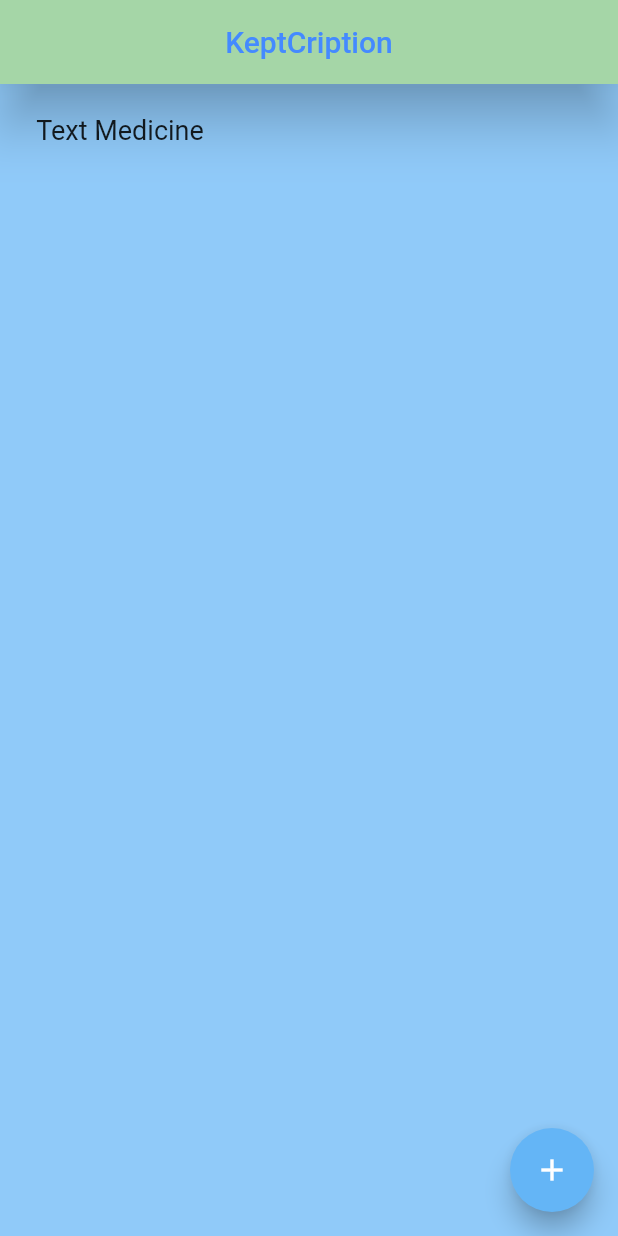
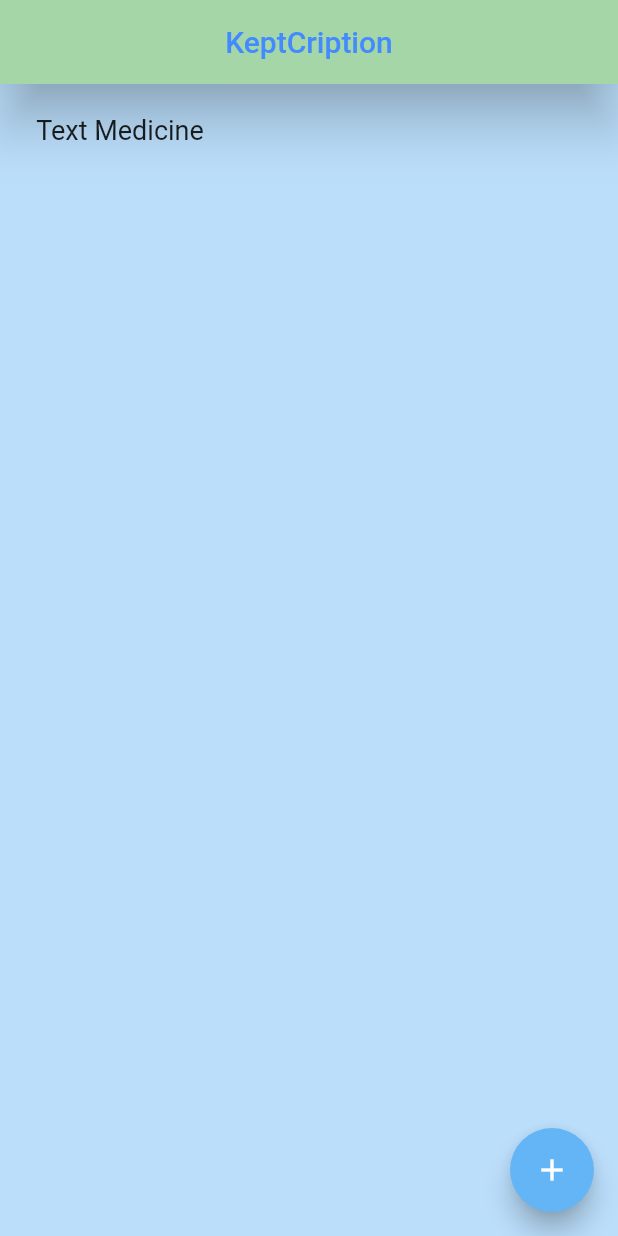
Before and after one commit to itsSandanuK/Project_Keptcription, a Flutter app: the screen it shows after launch, on a phone screen of 412 x 824 dp. Run offline on Flutter 3.47's test engine with Material 2 defaults, Android fonts, the phone set to English and light mode, and no system bars; Roboto replaces fonts that are missing (fonts/Neometric-Regular.otf).

Commit message:
color change

```diff
--- a/lib/main.dart
+++ b/lib/main.dart
@@ -11,7 +11,7 @@ class KeptCription extends StatelessWidget {
   @override
   Widget build(BuildContext context) {
     return Scaffold(
-      backgroundColor: Colors.blue[200],
+      backgroundColor: Colors.blue[100],
       appBar: AppBar(
         title: Text(
           "KeptCription",
```
